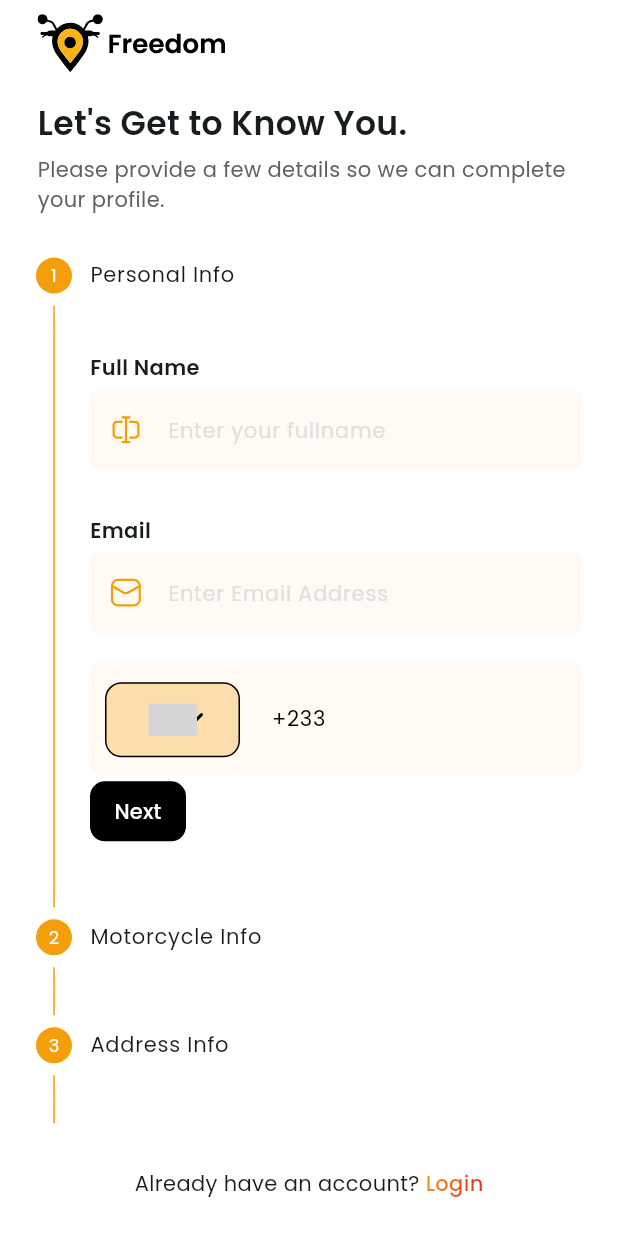
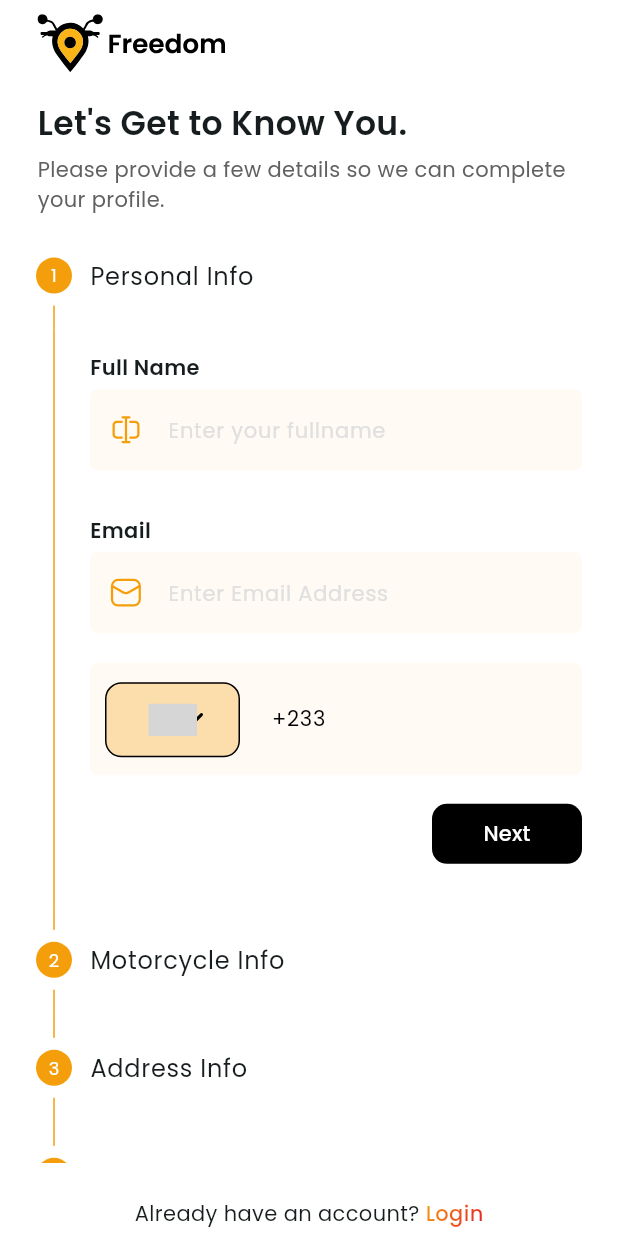
Before and after one commit to FreedomGhanaLabs/FreedomDiver, a Flutter app: the RegisterFormScreen screen opened by its route, on a phone screen of 412 x 824 dp. Run offline on Flutter 3.47's test engine with Material 3 defaults, Android fonts, the phone set to English and light mode, and no system bars; drawn by our look-alikes of country_code_picker, loader_overlay; our stand-ins replace awesome_dialog, awesome_snackbar_content, bloc, cached_network_image, dio, dotted_border and 25 more; missing offline and left inert: country_state_city_picker, flutter_polyline_points; accounts and stored records are empty; project files that could hold a hidden picture were left out; grey boxes are pictures that could not be loaded.

Commit message:
modified register_form_screen.dart in view

```diff
--- a/lib/feature/authentication/register/view/register_form_screen.dart
+++ b/lib/feature/authentication/register/view/register_form_screen.dart
@@ -1,25 +1,24 @@
-import 'dart:developer';
-
 import 'package:country_code_picker/country_code_picker.dart';
 import 'package:country_state_city_picker/country_state_city_picker.dart';
 import 'package:flutter/material.dart';
 import 'package:flutter_bloc/flutter_bloc.dart';
-import 'package:freedomdriver/core/constants/auth.dart';
 import 'package:freedomdriver/feature/authentication/login/cubit/login_cubit.dart';
 import 'package:freedomdriver/feature/authentication/login/view/login_form_screen.dart';
+import 'package:freedomdriver/feature/authentication/register/cubit/registration_cubit.dart';
 import 'package:freedomdriver/feature/authentication/register/register.dart';
 import 'package:freedomdriver/feature/authentication/register/view/verify_otp_screen.dart';
-import 'package:freedomdriver/feature/kyc/view/background_verification_screen.dart';
+import 'package:freedomdriver/feature/debt_financial_earnings/widgets/utility.dart';
 import 'package:freedomdriver/shared/api/api_controller.dart';
 import 'package:freedomdriver/shared/app_config.dart';
 import 'package:freedomdriver/shared/theme/app_colors.dart';
 import 'package:freedomdriver/shared/widgets/app_icon.dart';
 import 'package:freedomdriver/shared/widgets/gradient_text.dart';
-import 'package:freedomdriver/shared/widgets/primary_button.dart';
 import 'package:freedomdriver/shared/widgets/toaster.dart';
 import 'package:freedomdriver/utilities/responsive.dart';
 import 'package:freedomdriver/utilities/ui.dart';
 import 'package:get/get.dart';
+
+import '../../../kyc/view/background_verification_screen.dart';
 
 class RegisterFormScreen extends StatefulWidget {
   const RegisterFormScreen({super.key});
@@ -114,7 +113,7 @@ class _RegisterFormScreenState extends State<RegisterFormScreen> {
     final data = {
       'firstName': names[0].trim().capitalize,
       'surname': names[names.length - 1].trim().capitalize,
-      'otherName': names[1].trim().capitalize,
+      'otherName': names[1].trim(),
       'email': emailController.text.trim(),
       'phone': getFullPhoneNumber(),
       'motorcycleType': motorcycleTypeController.text.trim(),
@@ -133,16 +132,10 @@ class _RegisterFormScreenState extends State<RegisterFormScreen> {
       'confirmPassword': confirmPasswordController.text,
     };
 
-    log("[Register Screen] registration data - $data");
-
     apiController.post(context, 'register', data, (success, result) {
       if (success) {
         context.read<LoginFormCubit>().setEmail(emailController.text);
-        Navigator.pushNamed(
-          context,
-          VerifyOtpScreen.routeName,
-          arguments: {"type": register},
-        );
+        Navigator.pushNamed(context, VerifyOtpScreen.routeName);
       }
     }, showOverlay: true);
   }
@@ -151,7 +144,10 @@ class _RegisterFormScreenState extends State<RegisterFormScreen> {
   @override
   Widget build(BuildContext context) {
     return Scaffold(
-      body: Column(
+      backgroundColor: Colors.white,
+      body: BlocBuilder<RegistrationFormCubit, RegistrationFormState>(
+        builder: (context, state) {
+          return Column(
             crossAxisAlignment: CrossAxisAlignment.start,
             children: [
               VSpace(Responsive.top(context) + medWhiteSpace),
@@ -193,22 +189,44 @@ class _RegisterFormScreenState extends State<RegisterFormScreen> {
                     ],
                     controlsBuilder: (context, details) {
                       final isLastStep = _currentStep == _formKeys.length - 1;
-                  return Row(
+                      return Padding(
+                        padding: const EdgeInsets.only(top: smallWhiteSpace),
+                        child: Row(
+                          mainAxisAlignment: MainAxisAlignment.end,
                           children: [
-                      SimpleButton(
+                            SizedBox(
+                              width: 100,
+                              child: SimpleButton(
                                 title: isLastStep ? "Register" : "Next",
                                 onPressed: details.onStepContinue,
                               ),
-                      if (details.onStepCancel != null)
-                        FreedomButton(
-                          title: "Back",
-                          titleColor: Colors.black,
+                            ),
+                            if (details.onStepCancel != null) ...[
+                              HSpace(extraSmallWhiteSpace),
+                              OutlinedButton(
                                 onPressed: details.onStepCancel,
-                          useOnlBorderGradient: true,
-                          backGroundColor: Colors.transparent,
-                          width: 100,
+                                style: ButtonStyle(
+                                  side: WidgetStatePropertyAll(
+                                    BorderSide(color: Colors.grey.shade300),
+                                  ),
+                                  shape: WidgetStatePropertyAll(
+                                    RoundedRectangleBorder(
+                                      borderRadius: BorderRadius.circular(
+                                        roundedMd,
+                                      ),
+                                    ),
+                                  ),
+                                ),
+                                child: Text(
+                                  "Back",
+                                  style: paragraphTextStyle.copyWith(
+                                    color: Colors.black,
+                                  ),
+                                ),
                               ),
                             ],
+                          ],
+                        ),
                       );
                     },
                   ),
@@ -216,9 +234,15 @@ class _RegisterFormScreenState extends State<RegisterFormScreen> {
               ),
               const VSpace(whiteSpace),
             ],
+          );
+        },
       ),
       bottomNavigationBar: Container(
-        padding: const EdgeInsets.only(bottom: whiteSpace),
+        padding: EdgeInsets.only(
+          left: whiteSpace,
+          right: whiteSpace,
+          bottom: Responsive.bottom(context) + extraSmallWhiteSpace,
+        ),
         width: Responsive.width(context),
         color: Colors.white,
         child: const Row(
@@ -256,12 +280,11 @@ class _RegisterFormScreenState extends State<RegisterFormScreen> {
   }
 
   Step securityStep() {
-    int index = 3;
     return Step(
-      title: Text("Security", style: paragraphTextStyle),
-      isActive: _currentStep >= index,
+      title: const Text("Security"),
+      isActive: _currentStep >= 3,
       content: Form(
-        key: _formKeys[index],
+        key: _formKeys[3],
         child: Column(
           children: [
             buildTextField(
@@ -287,9 +310,8 @@ class _RegisterFormScreenState extends State<RegisterFormScreen> {
                 return null;
               },
             ),
-            const VSpace(smallWhiteSpace),
+            const VSpace(whiteSpace),
             Row(
-              mainAxisAlignment: MainAxisAlignment.start,
               children: [
                 Checkbox.adaptive(
                   value: hasReadTermsAndCondition,
@@ -320,12 +342,11 @@ class _RegisterFormScreenState extends State<RegisterFormScreen> {
   }
 
   Step addressInfoStep() {
-    int index = 2;
     return Step(
-      title: Text("Address Info", style: paragraphTextStyle),
-      isActive: _currentStep >= index,
+      title: const Text("Address Info"),
+      isActive: _currentStep >= 2,
       content: Form(
-        key: _formKeys[index],
+        key: _formKeys[2],
         child: Column(
           children: [
             SelectState(
@@ -348,12 +369,12 @@ class _RegisterFormScreenState extends State<RegisterFormScreen> {
             buildTextField(
               controller: streetController,
               label: 'Street Name',
-              prefixIconUrl: 'assets/app_icons/typing.svg',
+              prefixIconUrl: getIconUrl('typing'),
             ),
             buildTextField(
               controller: postalCodeController,
-              label: 'Postal Code',
-              prefixIconUrl: 'assets/app_icons/numbers.svg',
+              label: 'Landmark',
+              prefixIconUrl: getIconUrl('typing'),
             ),
           ],
         ),
@@ -364,7 +385,7 @@ class _RegisterFormScreenState extends State<RegisterFormScreen> {
   Step motorcycleInfoStep() {
     int index = 1;
     return Step(
-      title: Text("Motorcycle Info", style: paragraphTextStyle),
+      title: const Text("Motorcycle Info"),
       isActive: _currentStep >= index,
       content: Form(
         key: _formKeys[index],
@@ -403,12 +424,11 @@ class _RegisterFormScreenState extends State<RegisterFormScreen> {
   }
 
   Step personalInfoStep(BuildContext context) {
-    int index = 0;
     return Step(
-      title: Text("Personal Info", style: paragraphTextStyle),
-      isActive: _currentStep >= index,
+      title: const Text("Personal Info"),
+      isActive: _currentStep >= 0,
       content: Form(
-        key: _formKeys[index],
+        key: _formKeys[0],
         child: Column(
           children: [
             buildTextField(
```
Lines whose indentation alone changed are shown as unchanged.
